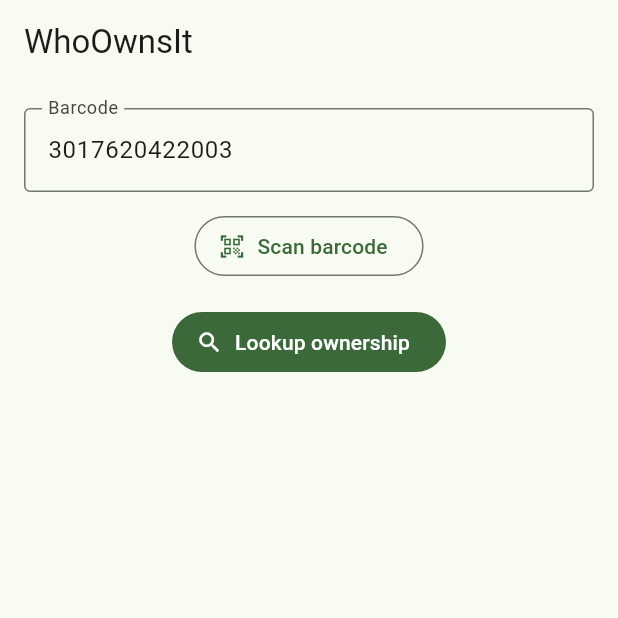
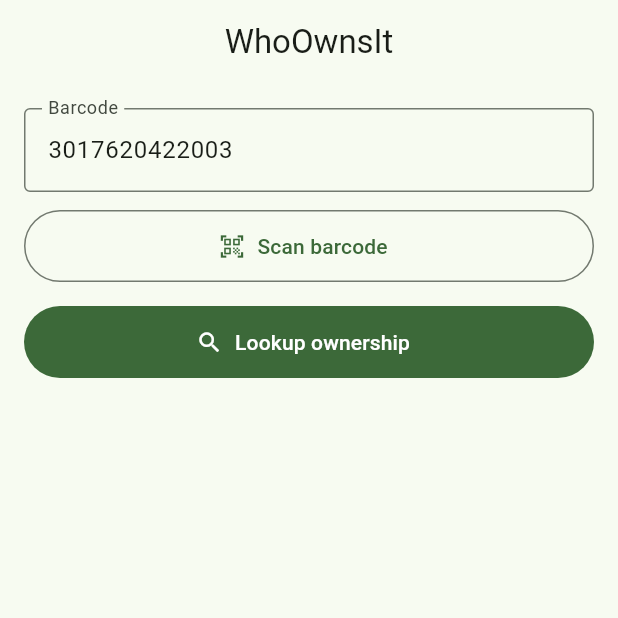
Before and after one commit to MGHADERI-25/whoownsit, a Flutter app: the screen it shows after launch, on a phone screen of 412 x 824 dp, the top half of it. Run offline on Flutter 3.47's test engine with Material 3 defaults, Android fonts, the light colour scheme and no system bars; our stand-ins replace dio; missing offline and left inert: mobile_scanner.

Commit message:
Add app theme

```diff
--- a/lib/app/app.dart
+++ b/lib/app/app.dart
@@ -2,6 +2,7 @@ import 'package:flutter/material.dart';
 import 'app_constants.dart';
 import '../features/product_lookup/presentation/manual_barcode_lookup_screen.dart';
 import 'app_dependencies.dart';
+import 'app_theme.dart';
 
 class WhoOwnsItApp extends StatefulWidget {
   const WhoOwnsItApp({super.key});
@@ -18,10 +19,7 @@ class _WhoOwnsItAppState extends State<WhoOwnsItApp> {
     return MaterialApp(
       title: AppConstants.appName,
       debugShowCheckedModeBanner: false,
-      theme: ThemeData(
-        colorScheme: ColorScheme.fromSeed(seedColor: Colors.green),
-        useMaterial3: true,
-      ),
+      theme: AppTheme.light(),
       home: ManualBarcodeLookupScreen(
         lookupProductOwnershipByBarcodeUseCase:
             dependencies.lookupProductOwnershipByBarcodeUseCase,
--- /dev/null
+++ b/lib/app/app_theme.dart
@@ -0,0 +1,48 @@
+import 'package:flutter/material.dart';
+
+class AppTheme {
+  const AppTheme._();
+
+  static ThemeData light() {
+    const seedColor = Color(0xFF2E7D32);
+
+    return ThemeData(
+      useMaterial3: true,
+
+      colorScheme: ColorScheme.fromSeed(
+        seedColor: seedColor,
+        brightness: Brightness.light,
+      ),
+
+      appBarTheme: const AppBarTheme(
+        centerTitle: true,
+        elevation: 0,
+      ),
+
+      cardTheme: CardThemeData(
+        elevation: 2,
+        shape: RoundedRectangleBorder(
+          borderRadius: BorderRadius.circular(16),
+        ),
+      ),
+
+      inputDecorationTheme: InputDecorationTheme(
+        border: OutlineInputBorder(
+          borderRadius: BorderRadius.circular(12),
+        ),
+      ),
+
+      filledButtonTheme: FilledButtonThemeData(
+        style: FilledButton.styleFrom(
+          minimumSize: const Size.fromHeight(48),
+        ),
+      ),
+
+      outlinedButtonTheme: OutlinedButtonThemeData(
+        style: OutlinedButton.styleFrom(
+          minimumSize: const Size.fromHeight(48),
+        ),
+      ),
+    );
+  }
+}
```
